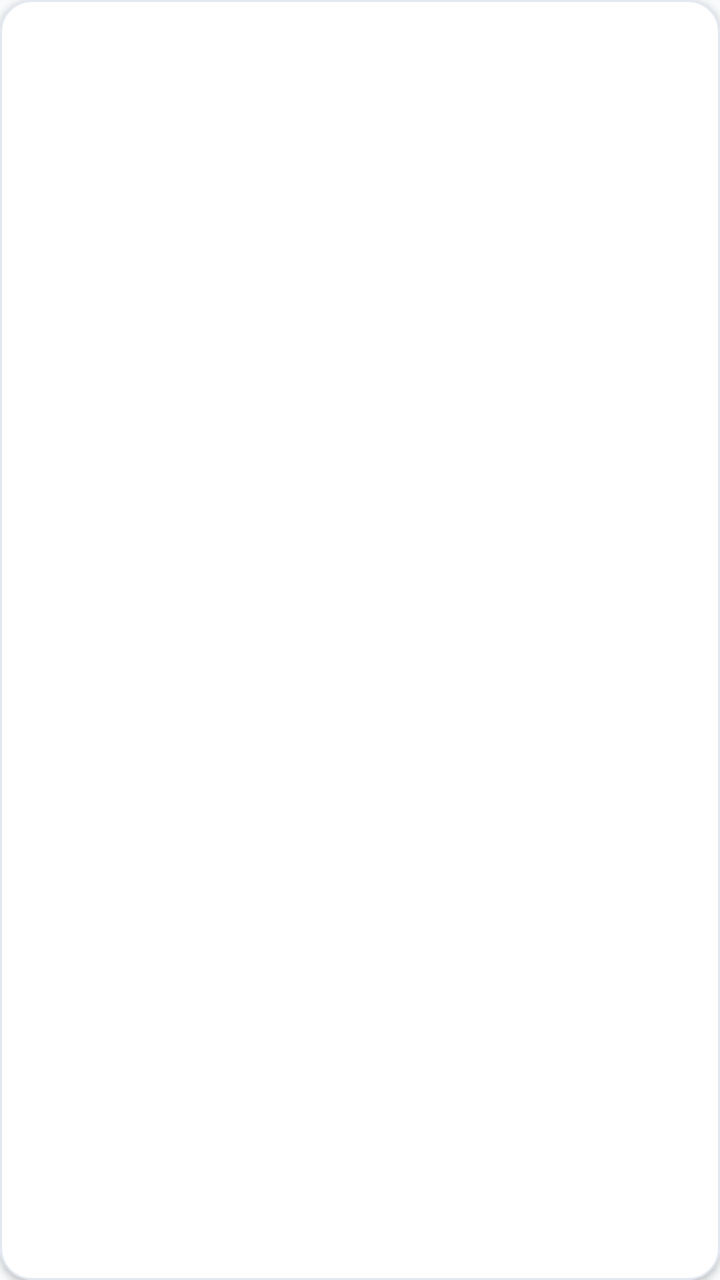
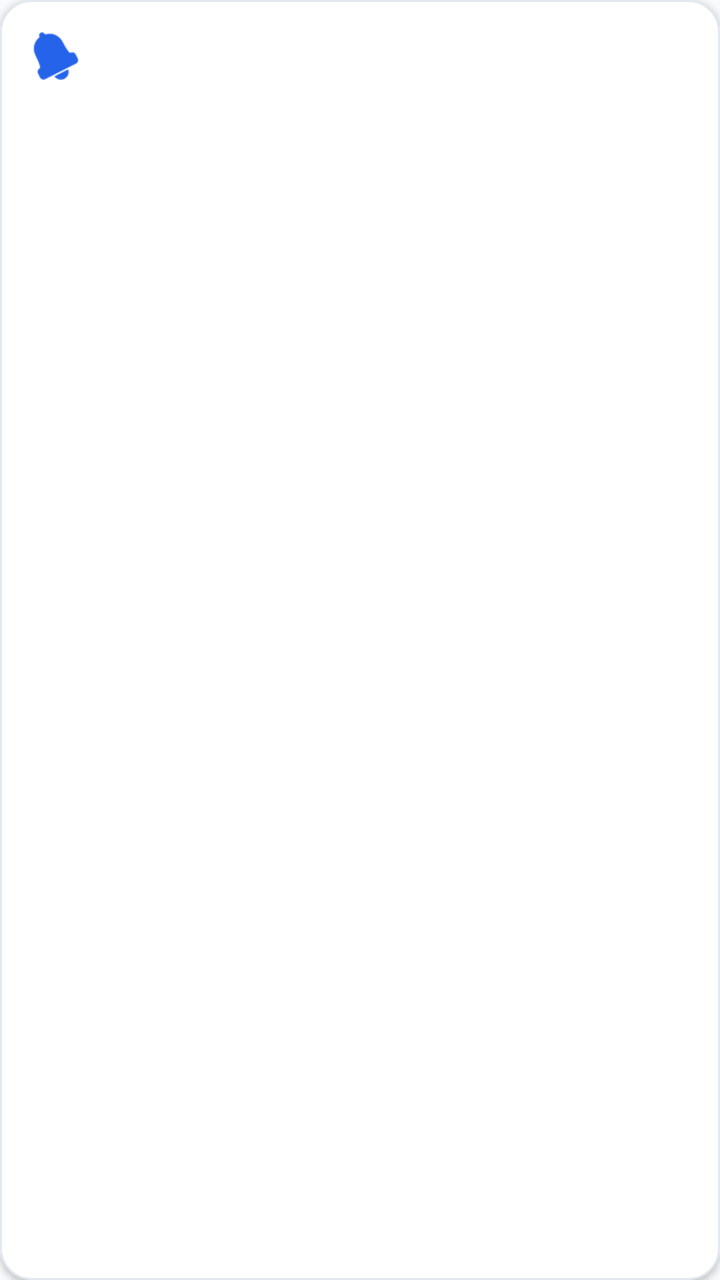

The first picture is an Android layout as it rendered before a commit; the second is the same layout after the commit. The layout source and the unified diff follow.
<!-- AndroidManifest.xml: application theme Theme.MunicipalCitizenApp -->
<!-- res/layout/item_notification.xml -->
<?xml version="1.0" encoding="utf-8"?>
<com.google.android.material.card.MaterialCardView xmlns:android="http://schemas.android.com/apk/res/android"
    xmlns:app="http://schemas.android.com/apk/res-auto"
    android:layout_width="match_parent"
    android:layout_height="wrap_content"
    android:layout_marginHorizontal="16dp"
    android:layout_marginVertical="6dp"
    app:cardCornerRadius="16dp"
    app:cardElevation="2dp"
    app:cardBackgroundColor="@color/white"
    app:strokeWidth="1dp"
    app:strokeColor="@color/card_stroke">

    <LinearLayout
        android:layout_width="match_parent"
        android:layout_height="wrap_content"
        android:orientation="vertical"
        android:padding="16dp">

        <TextView
            android:id="@+id/tvNotificationTitle"
            android:layout_width="match_parent"
            android:layout_height="wrap_content"
            android:textColor="#0F172A"
            android:textSize="16sp"
            android:textStyle="bold" />

        <TextView
            android:id="@+id/tvNotificationMessage"
            android:layout_width="match_parent"
            android:layout_height="wrap_content"
            android:layout_marginTop="6dp"
            android:textColor="#475569"
            android:textSize="14sp" />
    </LinearLayout>
</com.google.android.material.card.MaterialCardView>
<!-- resources referenced by this layout -->
<resources>
  <color name="card_stroke">#E2E8F0</color>
  <color name="white">#FFFFFF</color>
  <style name="Theme.MunicipalCitizenApp" parent="Theme.Material3.Light.NoActionBar">
          <item name="colorPrimary">@color/primary_blue</item>
          <item name="colorOnPrimary">@color/white</item>
          <item name="colorPrimaryContainer">@color/purple_200</item>
          <item name="colorSecondary">@color/accent_teal</item>
          <item name="android:windowBackground">@color/bg_light</item>
          <item name="android:forceDarkAllowed" tools:targetApi="q">false</item>
      </style>
  <color name="primary_blue">#1E3A8A</color>
  <color name="purple_200">#93C5FD</color>
  <color name="accent_teal">#0D9488</color>
  <color name="bg_light">#F8FAFC</color>
</resources>

<!-- the commit's change to res/layout/item_notification.xml (unified diff, before → after) -->
@@ -3,7 +3,7 @@
     xmlns:app="http://schemas.android.com/apk/res-auto"
     android:layout_width="match_parent"
     android:layout_height="wrap_content"
-    android:layout_marginHorizontal="16dp"
+    android:layout_marginHorizontal="12dp"
     android:layout_marginVertical="6dp"
     app:cardCornerRadius="16dp"
     app:cardElevation="2dp"
@@ -17,20 +17,43 @@
         android:orientation="vertical"
         android:padding="16dp">
 
-        <TextView
-            android:id="@+id/tvNotificationTitle"
+        <LinearLayout
             android:layout_width="match_parent"
             android:layout_height="wrap_content"
-            android:textColor="#0F172A"
-            android:textSize="16sp"
-            android:textStyle="bold" />
+            android:gravity="center_vertical"
+            android:orientation="horizontal">
+
+            <ImageView
+                android:layout_width="24dp"
+                android:layout_height="24dp"
+                android:src="@android:drawable/ic_popup_reminder"
+                app:tint="#2563EB" />
+
+            <TextView
+                android:id="@+id/tvNotificationTitle"
+                android:layout_width="0dp"
+                android:layout_height="wrap_content"
+                android:layout_weight="1"
+                android:textColor="#0F172A"
+                android:textSize="16sp"
+                android:textStyle="bold"
+                android:layout_marginStart="10dp" />
+
+            <TextView
+                android:id="@+id/tvNotificationDate"
+                android:layout_width="wrap_content"
+                android:layout_height="wrap_content"
+                android:textColor="#64748B"
+                android:textSize="12sp" />
+        </LinearLayout>
 
         <TextView
             android:id="@+id/tvNotificationMessage"
             android:layout_width="match_parent"
             android:layout_height="wrap_content"
-            android:layout_marginTop="6dp"
+            android:layout_marginTop="8dp"
             android:textColor="#475569"
             android:textSize="14sp" />
+
     </LinearLayout>
 </com.google.android.material.card.MaterialCardView>
